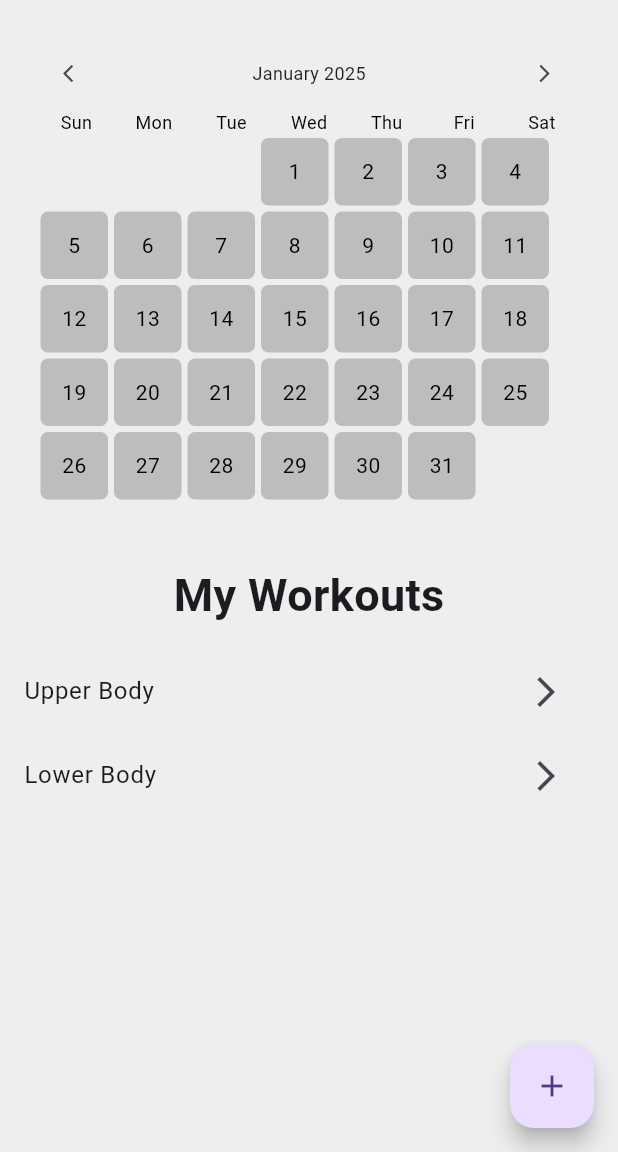
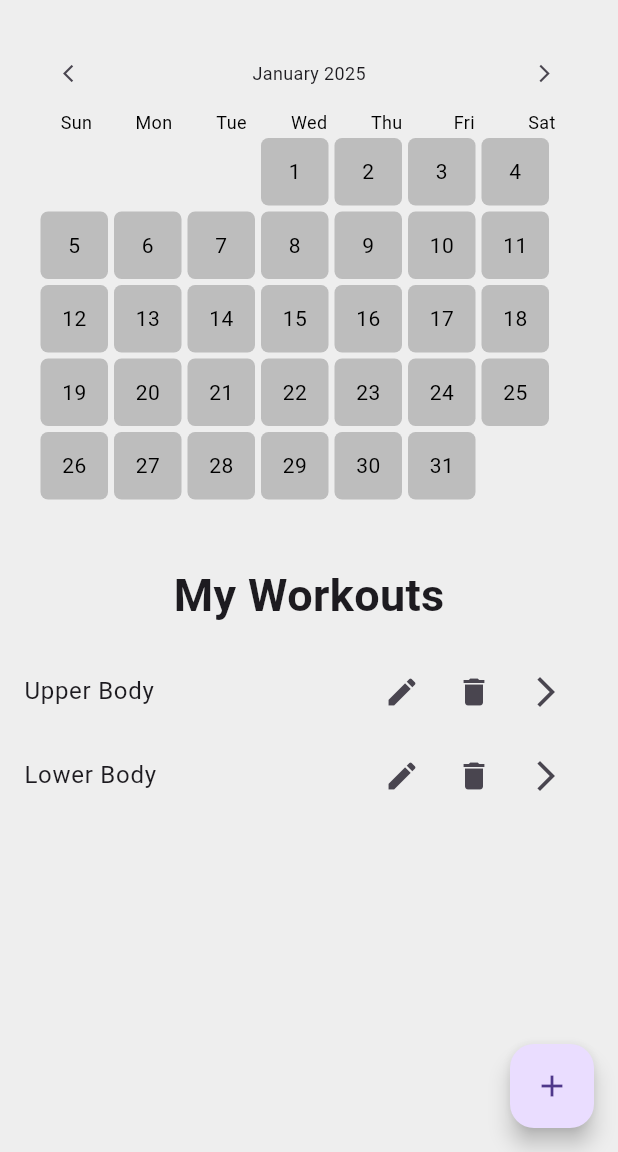
Before and after one commit to DevAidanH/WorkoutTracker, a Flutter app: the screen it shows after launch, on a phone screen of 412 x 824 dp, the part 84-1236 px from its top. Run offline on Flutter 3.47's test engine with Material 3 defaults, Android fonts, the phone set to English and light mode, and no system bars; our stand-ins replace flutter_heatmap_calendar, hive, hive_flutter; accounts and stored records are empty.

Commit message:
Added extra buttons and delete functionality

```diff
--- a/lib/pages/homepage.dart
+++ b/lib/pages/homepage.dart
@@ -114,9 +114,22 @@ class _HomepageState extends State<Homepage> {
             itemCount: value.getWorkoutList().length,
             itemBuilder: (context, index) => ListTile(
             title: Text(value.getWorkoutList()[index].name),
-            trailing: IconButton(
-              onPressed: () => goToWorkoutPage(value.getWorkoutList()[index].name),
-              icon: Icon(Icons.arrow_forward_ios)
+            trailing: Row(
+              mainAxisSize: MainAxisSize.min,
+              children: [
+                IconButton(
+                  icon: Icon(Icons.edit),
+                  onPressed: () {},
+                ),
+                IconButton(
+                  icon: Icon(Icons.delete),
+                  onPressed: () => value.deleteWorkout(value.getWorkoutList()[index].name),
+                ),
+                IconButton(
+                  onPressed: () => goToWorkoutPage(value.getWorkoutList()[index].name),
+                  icon: Icon(Icons.arrow_forward_ios)
+                ),
+              ],
             ),
           )),
         ],
--- a/lib/pages/workoutpage.dart
+++ b/lib/pages/workoutpage.dart
@@ -93,6 +93,7 @@ class _WorkoutpageState extends State<Workoutpage> {
             sets: value.getRelevantWorkout(widget.workoutName).exercises[index].sets,
             isCompleted: value.getRelevantWorkout(widget.workoutName).exercises[index].isCompleted,
             onCheckboxChanged: (val) => onCheckBoxChange(widget.workoutName, value.getRelevantWorkout(widget.workoutName).exercises[index].name),
+            workoutContainingExerciseName: widget.workoutName
           )
     )
     )
```
Also changed, not shown: lib/components/exercise_tile.dart (+22 -3 lines), lib/data/workout_data.dart (+37 -0 lines).
